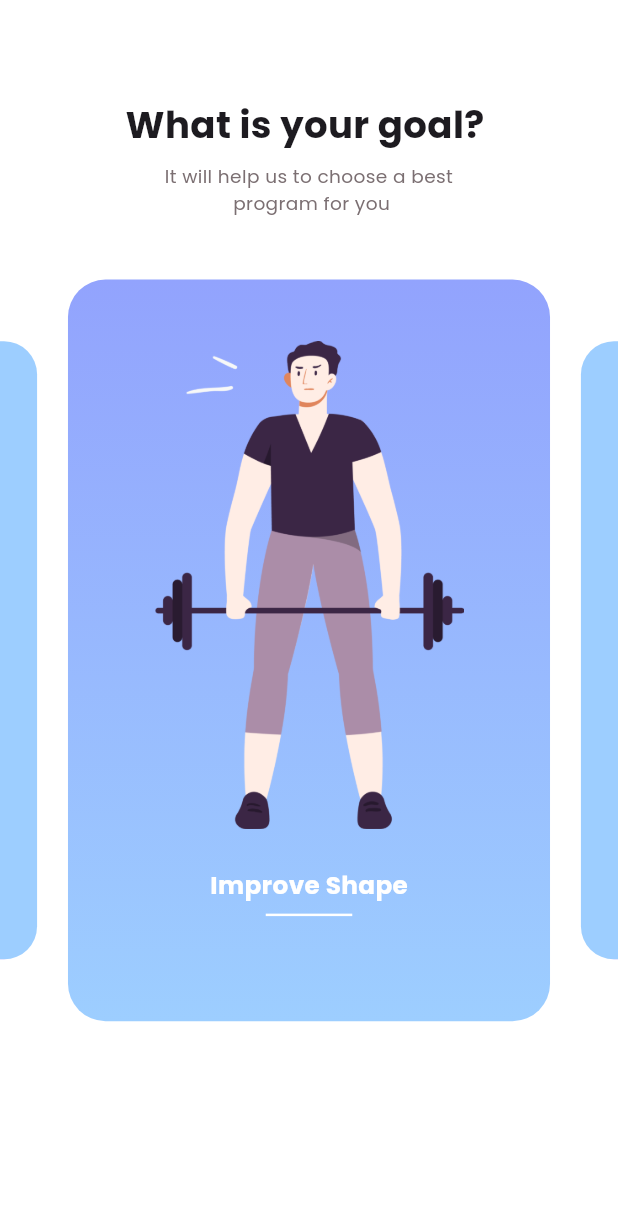
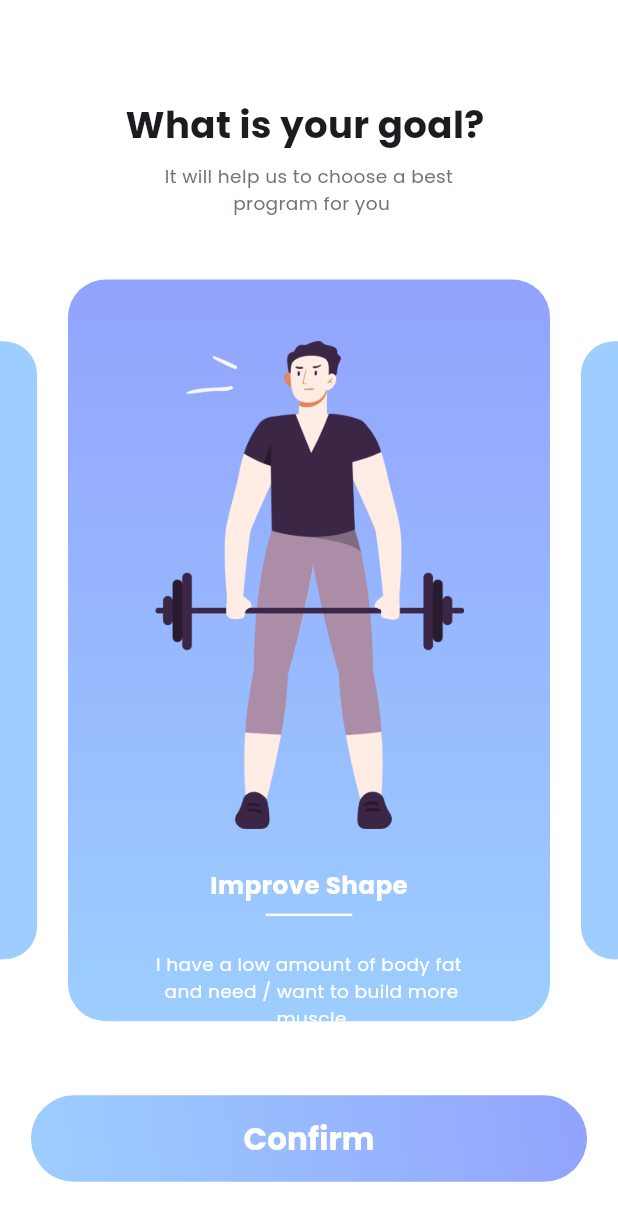
Before and after one commit to mmkocak/fitnesx_flutter, a Flutter app: the screen it shows after launch, on a phone screen of 412 x 824 dp. Shown: the top 1221 px of the screen. Run offline on Flutter 3.47's test engine with Material 3 defaults, Android fonts, the phone set to English and light mode, and no system bars; our stand-ins replace cloud_firestore, equatable, firebase_auth, firebase_core, flutter_bloc, google_sign_in; missing offline and left inert: flutter_facebook_auth; accounts and stored records are empty.

Commit message:
register tree bitimi ve login screene başlangıç

```diff
--- /dev/null
+++ b/lib/core/bloc/register_container/register_tree_bloc.dart
@@ -0,0 +1,24 @@
+import 'package:flutter_bloc/flutter_bloc.dart';
+import 'package:equatable/equatable.dart';
+
+part 'register_tree_event.dart';
+part 'register_tree_state.dart';
+
+
+class RegisterTreeBloc extends Bloc<RegisterTreeEvent, RegisterTreeState> {
+  int currentIndex = 0;
+
+  RegisterTreeBloc() : super(RegisterTreeContent(0)) {
+    on<ConfirmButtonPressed>(_onConfirmButtonPressed);
+  }
+
+  void _onConfirmButtonPressed(
+      ConfirmButtonPressed event, Emitter<RegisterTreeState> emit) {
+    if (currentIndex < 2) {
+      currentIndex++;
+      emit(RegisterTreeContent(currentIndex));
+    } else {
+      emit(RegisterTreeNavigate());
+    }
+  }
+}
--- /dev/null
+++ b/lib/core/bloc/register_container/register_tree_event.dart
@@ -0,0 +1,12 @@
+part of "register_tree_bloc.dart";
+
+
+
+abstract class RegisterTreeEvent extends Equatable {
+  const RegisterTreeEvent();
+
+  @override
+  List<Object> get props => [];
+}
+
+class ConfirmButtonPressed extends RegisterTreeEvent {}
--- /dev/null
+++ b/lib/core/bloc/register_container/register_tree_state.dart
@@ -0,0 +1,25 @@
+part of 'register_tree_bloc.dart';
+
+
+
+
+
+abstract class RegisterTreeState extends Equatable {
+  const RegisterTreeState();
+
+  @override
+  List<Object> get props => [];
+}
+
+class RegisterTreeInitial extends RegisterTreeState {}
+
+class RegisterTreeContent extends RegisterTreeState {
+  final int currentIndex;
+
+  const RegisterTreeContent(this.currentIndex);
+
+  @override
+  List<Object> get props => [currentIndex];
+}
+
+class RegisterTreeNavigate extends RegisterTreeState {}
--- /dev/null
+++ b/lib/feature/screen/login/login_screen.dart
@@ -0,0 +1,14 @@
+import 'package:fitnesx_flutter/feature/utils/common/common_imports.dart';
+
+class LoginScreen extends StatelessWidget {
+const LoginScreen({ Key? key }) : super(key: key);
+
+  @override
+  Widget build(BuildContext context){
+    return Scaffold(
+      body: Center(
+        child: Text("Login"),
+      ),
+    );
+  }
+}
--- a/lib/feature/screen/register/register_page_tree/register_tree_screen.dart
+++ b/lib/feature/screen/register/register_page_tree/register_tree_screen.dart
@@ -1,3 +1,5 @@
+import 'package:fitnesx_flutter/core/bloc/register_container/register_tree_bloc.dart';
+import 'package:fitnesx_flutter/feature/screen/login/login_screen.dart';
 import 'package:fitnesx_flutter/feature/utils/common/common_imports.dart';
 
 class RegisterTreeScreen extends StatelessWidget {
@@ -58,43 +60,30 @@ class RegisterTreeScreen extends StatelessWidget {
                   width: screenWidth * 0.06,
                   height: screenHeight * 0.5,
                 ),
-                Container(
-                  width: screenWidth * 0.78,
-                  height: screenHeight * 0.6,
-                  decoration: BoxDecoration(
-                    borderRadius: BorderRadius.circular(25),
-                    gradient: const LinearGradient(
-                      colors: <Color>[
-                        AppColors.brandColorsOne,
-                        AppColors.brandColorTwo,
-                      ],
-                      begin: Alignment.topRight,
-                      end: Alignment.bottomRight,
-                    ),
-                  ),
-                  child: Column(
-                    children: [
-                      SizedBox(
-                        height: screenHeight * 0.05,
+                BlocBuilder<RegisterTreeBloc, RegisterTreeState>(
+                    builder: (context, state) {
+                  if (state is RegisterTreeContent) {
+                    final content = _getContentForIndex(
+                        state.currentIndex, screenWidth, screenHeight);
+                    return content;
+                  } else if (state is RegisterTreeNavigate) {
+                    Future.microtask(
+                      () => Navigator.pushReplacement(
+                        context,
+                        PageRouteBuilder(
+                          pageBuilder:
+                              (context, animation, secondaryAnimation) =>
+                                  LoginScreen(),
+                                  reverseTransitionDuration: Duration.zero,
+                                  transitionDuration: Duration.zero
+                        ),
                       ),
-                      Image(
-                        image: AssetImage(image),
-                        width: screenWidth * 0.5,
-                      ),
-                      SizedBox(
-                        height: screenHeight * 0.03,
-                      ),
-                      Text(
-                        "Improve Shape",
-                        style: TextStyle(
-                            fontFamily: "Poppins",
-                            fontSize: screenWidth * 0.04,
-                            fontWeight: FontWeight.bold,
-                            color: AppColors.whiteColor),
-                      ),
-                      Divider(color: AppColors.whiteColor, height: screenHeight * 0.02, thickness: screenHeight * 0.002, indent: screenWidth * 0.32, endIndent: screenWidth * 0.32,),
-                    ],
-                  ),
+                    );
+                    return SizedBox.shrink();
+                  }else{
+                    return const SizedBox.shrink();
+                  }
+                },
                 ),
                 Container(
                   decoration: const BoxDecoration(
@@ -116,10 +105,130 @@ class RegisterTreeScreen extends StatelessWidget {
                   height: screenHeight * 0.5,
                 ),
               ],
-            )
+            ),
+            SizedBox(
+              height: screenHeight * 0.06,
+            ),
+            CustomElevetadButton(
+                onPressed: () {
+                  context.read<RegisterTreeBloc>().add(ConfirmButtonPressed());
+                },
+                text: "Confirm",
+                height: screenHeight * 0.07,
+                width: screenWidth * 0.9)
           ],
         ),
       ),
     );
   }
+
+  Widget _getContentForIndex(
+      int index, double screenWidth, double screenHeight) {
+    final contentList = [
+      {
+        "image": "assets/images/register2.png",
+        "title": "Improve Shape",
+        "description":
+            "I have a low amount of body fat\n and need / want to build more\n muscle",
+      },
+      {
+        "image": "assets/images/register3.png",
+        "title": "Lean & Tone",
+        "description":
+            "I’m “skinny fat”. look thin but have\n no shape. I want to add learn\n muscle in the right way",
+      },
+      {
+        "image": "assets/images/register4.png",
+        "title": "Lose a Fat",
+        "description":
+            "I have over 20 lbs to lose. I want to\n drop all this fat and gain muscle\n mass",
+      }
+    ];
+    if(index < contentList.length){
+       final content = contentList[index];
+       return Container(
+      width: screenWidth * 0.78,
+      height: screenHeight * 0.6,
+      decoration: BoxDecoration(
+        borderRadius: BorderRadius.circular(25),
+        gradient: const LinearGradient(
+          colors: <Color>[
+            AppColors.brandColorsOne,
+            AppColors.brandColorTwo,
+          ],
+          begin: Alignment.topRight,
+          end: Alignment.bottomRight,
+        ),
+      ),
+      child: Column(
+        children: [
+          SizedBox(
+            height: screenHeight * 0.05,
+          ),
+          Image(
+            image: AssetImage(content["image"]!),
+            width: screenWidth * 0.5,
+          ),
+          SizedBox(
+            height: screenHeight * 0.03,
+          ),
+          Text(
+            content["title"]!,
+            style: TextStyle(
+                fontFamily: "Poppins",
+                fontSize: screenWidth * 0.04,
+                fontWeight: FontWeight.bold,
+                color: AppColors.whiteColor),
+          ),
+          Divider(
+            color: AppColors.whiteColor,
+            height: screenHeight * 0.02,
+            thickness: screenHeight * 0.002,
+            indent: screenWidth * 0.32,
+            endIndent: screenWidth * 0.32,
+          ),
+          SizedBox(
+            height: screenHeight * 0.02,
+          ),
+          Text(
+              style: TextStyle(
+                  fontFamily: "Poppins",
+                  fontSize: screenWidth * 0.03,
+                  color: AppColors.whiteColor),
+              textAlign: TextAlign.center,
+              content["description"]!)
+        ],
+      ),
+    );
+
+    } else{
+      return  Container(
+      width: screenWidth * 0.78,
+      height: screenHeight * 0.6,
+      decoration: BoxDecoration(
+        borderRadius: BorderRadius.circular(25),
+        gradient: const LinearGradient(
+          colors: <Color>[
+            AppColors.brandColorsOne,
+            AppColors.brandColorTwo,
+          ],
+          begin: Alignment.topRight,
+          end: Alignment.bottomRight,
+        ),
+      ),
+      child: Center(
+        child: Text(
+          "Invalid content index.",
+          style: TextStyle(
+            fontFamily: "Poppins",
+            fontSize: screenWidth * 0.04,
+            color: AppColors.whiteColor,
+          ),
+        ),
+      ),
+    );
+    }
+
+
+  }
 }
--- a/lib/main.dart
+++ b/lib/main.dart
@@ -1,4 +1,5 @@
 import 'package:fitnesx_flutter/core/bloc/auth/authentication_bloc.dart';
+import 'package:fitnesx_flutter/core/bloc/register_container/register_tree_bloc.dart';
 import 'package:fitnesx_flutter/feature/screen/register/profil_completion_page/cubit/date_cubit.dart';
 import 'package:fitnesx_flutter/feature/screen/register/profil_completion_page/cubit/gender_cubit.dart';
 import 'package:fitnesx_flutter/feature/screen/register/profil_completion_page/profile_completion_screen.dart';
@@ -38,6 +39,9 @@ class fitnesX extends StatelessWidget {
         BlocProvider(
           create: (context) => AuthenticationBloc(),
         ),
+         BlocProvider<RegisterTreeBloc>(
+          create: (context) => RegisterTreeBloc(),
+        ),
       ],
       child: MaterialApp(
         theme: ThemeData(scaffoldBackgroundColor: Colors.white),
--- a/pubspec.yaml
+++ b/pubspec.yaml
@@ -22,6 +22,7 @@ dependencies:
   flutter_facebook_auth: ^7.1.1
   google_sign_in: ^6.2.1
   cloud_firestore: ^5.4.4
+  equatable: ^2.0.5
 
 dev_dependencies:
   flutter_test:
```
Also changed, not shown: assets/images/register3.png (added), assets/images/register4.png (added), pubspec.lock.
